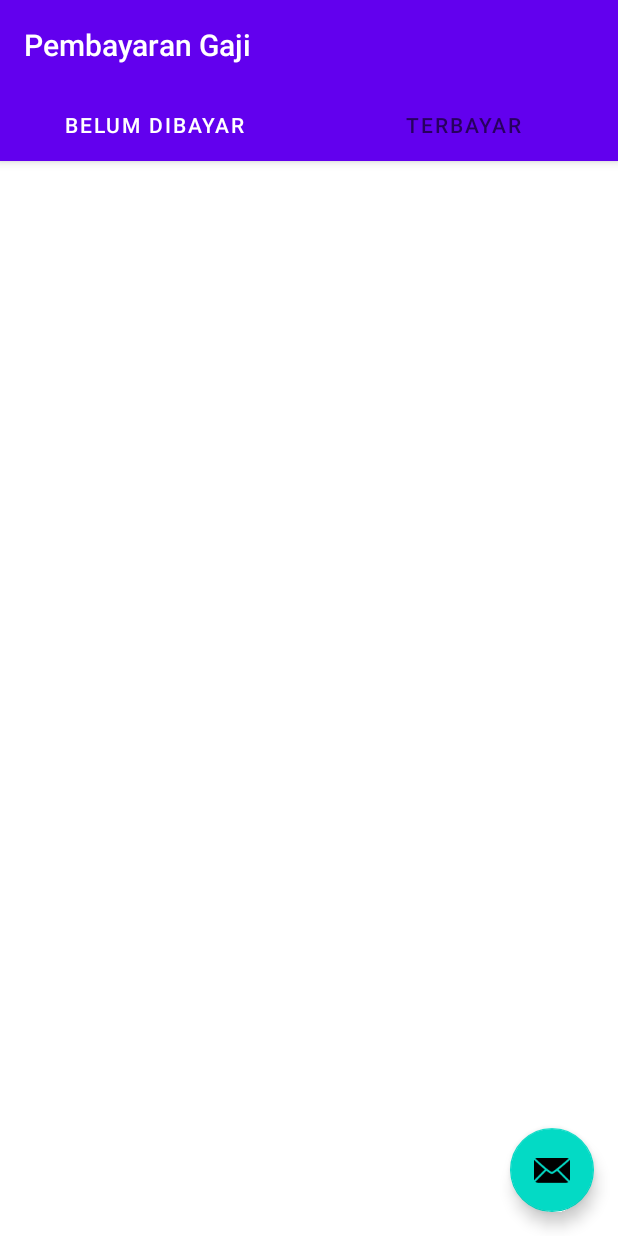
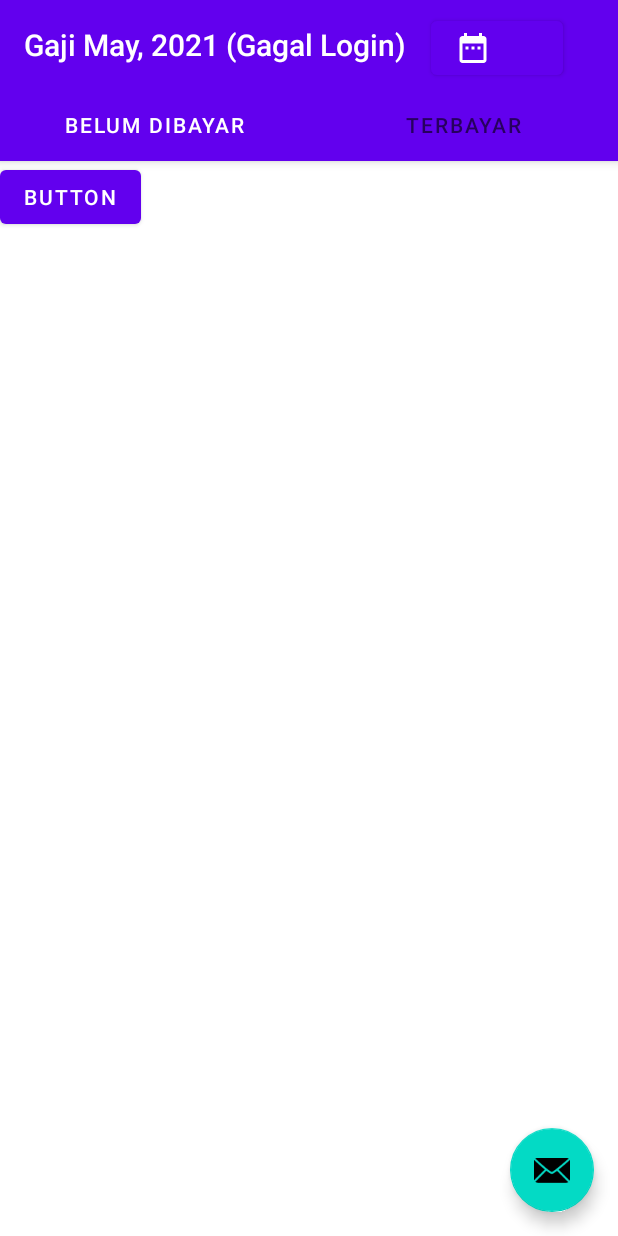
Before and after one commit to hariangr/tubes-progmob-2021, an Android app: the BayarGajiActivity screen opened directly, with no data from a screen before it, on a phone screen of 412 x 824 dp. Run offline under Robolectric (Android 15) with nearby library versions, the phone set to English and light mode, and no system bars; 1 statement that could not run was skipped.

Commit message:
login manager

```diff
--- a/app/src/main/java/id/aryad/sipasar/BayarGajiActivity.java
+++ b/app/src/main/java/id/aryad/sipasar/BayarGajiActivity.java
@@ -1,21 +1,41 @@
 package id.aryad.sipasar;
 
+import android.app.DatePickerDialog;
+import android.content.Intent;
 import android.os.Bundle;
 
 import com.google.android.material.floatingactionbutton.FloatingActionButton;
 import com.google.android.material.snackbar.Snackbar;
 import com.google.android.material.tabs.TabLayout;
 
+import androidx.appcompat.app.ActionBar;
 import androidx.viewpager.widget.ViewPager;
 import androidx.appcompat.app.AppCompatActivity;
 
+import android.view.ContextMenu;
 import android.view.Menu;
+import android.view.MenuInflater;
 import android.view.MenuItem;
 import android.view.View;
+import android.widget.Button;
+import android.widget.DatePicker;
+import android.widget.TextView;
 
+import java.text.SimpleDateFormat;
+import java.util.Calendar;
+import java.util.Date;
+import java.util.Locale;
+
+import id.aryad.sipasar.constants.IntentKey;
+import id.aryad.sipasar.repositories.AuthRepository;
 import id.aryad.sipasar.ui.main.SectionsPagerAdapter;
 
 public class BayarGajiActivity extends AppCompatActivity {
+    int selectedMonth = Calendar.getInstance().get(Calendar.MONTH);
+    int selectedYear = Calendar.getInstance().get(Calendar.YEAR);
+
+    TextView activityTitle;
+    Button btnSelectRange;
 
     @Override
     protected void onCreate(Bundle savedInstanceState) {
@@ -35,5 +55,54 @@ public class BayarGajiActivity extends AppCompatActivity {
                         .setAction("Action", null).show();
             }
         });
+
+        activityTitle = (TextView) findViewById(R.id.title);
+        updateSelectedMonth();
+
+        btnSelectRange = (Button) findViewById(R.id.btnSelectRange);
+        btnSelectRange.setOnClickListener(new View.OnClickListener() {
+            @Override
+            public void onClick(View v) {
+                DatePickerDialog dialog = createDialogWithoutDateField();
+                dialog.show();
+            }
+        });
+    }
+
+    private DatePickerDialog createDialogWithoutDateField() {
+        DatePickerDialog dpd = new DatePickerDialog(this, null, 2014, 1, 24);
+        try {
+            java.lang.reflect.Field[] datePickerDialogFields = dpd.getClass().getDeclaredFields();
+            for (java.lang.reflect.Field datePickerDialogField : datePickerDialogFields) {
+                if (datePickerDialogField.getName().equals("mDatePicker")) {
+                    datePickerDialogField.setAccessible(true);
+                    DatePicker datePicker = (DatePicker) datePickerDialogField.get(dpd);
+                    java.lang.reflect.Field[] datePickerFields = datePickerDialogField.getType().getDeclaredFields();
+                    for (java.lang.reflect.Field datePickerField : datePickerFields) {
+//                        Log.i("test", datePickerField.getName());
+                        if ("mDaySpinner".equals(datePickerField.getName())) {
+                            datePickerField.setAccessible(true);
+                            Object dayPicker = datePickerField.get(datePicker);
+                            ((View) dayPicker).setVisibility(View.GONE);
+                        }
+                    }
+                }
+            }
+        } catch (Exception ex) {
+        }
+        return dpd;
+    }
+
+    void updateSelectedMonth() {
+        String month_name = (String)android.text.format.DateFormat.format("MMMM", new Date());
+        int id_admin = getIntent().getIntExtra(IntentKey.CURRENT_ADMIN_ID, -1);
+        String username;
+        if (id_admin != -1) {
+            username = AuthRepository.getInstance().getAdminById(id_admin).getUsername();
+        } else {
+            username = "Gagal Login";
+        }
+
+        activityTitle.setText("Gaji " + month_name + ", " + String.valueOf(selectedYear) + " (" + username + ")");
     }
 }
--- a/app/src/main/java/id/aryad/sipasar/repositories/AuthRepository.java
+++ b/app/src/main/java/id/aryad/sipasar/repositories/AuthRepository.java
@@ -11,7 +11,8 @@ import id.aryad.sipasar.models.AdminRole;
 
 public class AuthRepository {
     private ArrayList<Admin> adminDatasets = new ArrayList(Arrays.asList(
-            new Admin(0, 0, "hariangr", "password", AdminRole.ADMIN, 1)
+            new Admin(0, 0, "hariangr", "password", AdminRole.ADMIN, 1),
+            new Admin(1, 0, "something", "password", AdminRole.MANAGER, 1)
     ));
 
     public Admin login(String username, String password) {
--- a/app/src/main/java/id/aryad/sipasar/ui/main/PlaceholderFragment.java
+++ b/app/src/main/java/id/aryad/sipasar/ui/main/PlaceholderFragment.java
@@ -1,9 +1,12 @@
 package id.aryad.sipasar.ui.main;
 
+import android.app.DatePickerDialog;
 import android.os.Bundle;
 import android.view.LayoutInflater;
 import android.view.View;
 import android.view.ViewGroup;
+import android.widget.Button;
+import android.widget.DatePicker;
 import android.widget.TextView;
 
 import androidx.annotation.Nullable;
@@ -23,6 +26,8 @@ public class PlaceholderFragment extends Fragment {
 
     private PageViewModel pageViewModel;
 
+    Button entahBtn;
+
     public static PlaceholderFragment newInstance(int index) {
         PlaceholderFragment fragment = new PlaceholderFragment();
         Bundle bundle = new Bundle();
@@ -40,6 +45,7 @@ public class PlaceholderFragment extends Fragment {
             index = getArguments().getInt(ARG_SECTION_NUMBER);
         }
         pageViewModel.setIndex(index);
+
     }
 
     @Override
@@ -54,6 +60,8 @@ public class PlaceholderFragment extends Fragment {
                 textView.setText(s);
             }
         });
+
+
         return root;
     }
 }
--- a/app/src/main/java/id/aryad/sipasar/ui/main/SectionsPagerAdapter.java
+++ b/app/src/main/java/id/aryad/sipasar/ui/main/SectionsPagerAdapter.java
@@ -15,8 +15,6 @@ import id.aryad.sipasar.R;
  * one of the sections/tabs/pages.
  */
 public class SectionsPagerAdapter extends FragmentPagerAdapter {
-
-    @StringRes
     private static final String[] TAB_TITLES = new String[]{"Belum Dibayar", "Terbayar"};
     private final Context mContext;
 
@@ -41,6 +39,6 @@ public class SectionsPagerAdapter extends FragmentPagerAdapter {
     @Override
     public int getCount() {
         // Show 2 total pages.
-        return 2;
+        return TAB_TITLES.length;
     }
 }
--- /dev/null
+++ b/app/src/main/res/drawable/ic_baseline_date_range_24.xml
@@ -0,0 +1,10 @@
+<vector xmlns:android="http://schemas.android.com/apk/res/android"
+    android:width="24dp"
+    android:height="24dp"
+    android:viewportWidth="24"
+    android:viewportHeight="24"
+    android:tint="?attr/colorControlNormal">
+  <path
+      android:fillColor="@android:color/white"
+      android:pathData="M9,11L7,11v2h2v-2zM13,11h-2v2h2v-2zM17,11h-2v2h2v-2zM19,4h-1L18,2h-2v2L8,4L8,2L6,2v2L5,4c-1.11,0 -1.99,0.9 -1.99,2L3,20c0,1.1 0.89,2 2,2h14c1.1,0 2,-0.9 2,-2L21,6c0,-1.1 -0.9,-2 -2,-2zM19,20L5,20L5,9h14v11z"/>
+</vector>
--- a/app/src/main/res/layout/activity_bayar_gaji.xml
+++ b/app/src/main/res/layout/activity_bayar_gaji.xml
@@ -7,9 +7,14 @@
     tools:context=".BayarGajiActivity">
 
     <com.google.android.material.appbar.AppBarLayout
+        android:id="@+id/toolbar"
         android:layout_width="match_parent"
         android:layout_height="wrap_content"
         android:theme="@style/Theme.PembayaranGaji.AppBarOverlay">
+
+        <LinearLayout
+            android:layout_width="match_parent"
+            android:layout_height="wrap_content">
 
             <TextView
                 android:id="@+id/title"
@@ -20,6 +25,13 @@
                 android:padding="@dimen/appbar_padding"
                 android:text="@string/app_name"
                 android:textAppearance="@style/TextAppearance.Widget.AppCompat.Toolbar.Title" />
+
+            <Button
+                android:id="@+id/btnSelectRange"
+                android:layout_width="wrap_content"
+                android:layout_height="wrap_content"
+                app:icon="@drawable/ic_baseline_date_range_24" />
+        </LinearLayout>
 
         <com.google.android.material.tabs.TabLayout
             android:id="@+id/tabs"
--- a/app/src/main/res/layout/fragment_bayar_gaji.xml
+++ b/app/src/main/res/layout/fragment_bayar_gaji.xml
@@ -20,4 +20,12 @@
         tools:layout_constraintLeft_creator="1"
         tools:layout_constraintTop_creator="1" />
 
+    <Button
+        android:id="@+id/entahBtn"
+        android:layout_width="wrap_content"
+        android:layout_height="wrap_content"
+        android:text="Button"
+        tools:layout_editor_absoluteX="74dp"
+        tools:layout_editor_absoluteY="280dp" />
+
 </androidx.constraintlayout.widget.ConstraintLayout>
```
Also changed, not shown: app/src/main/java/id/aryad/sipasar/LoginActivity.java (+7 -0 lines), app/src/main/res/menu/bayar_gaji_cmenu.xml (added, +8 -0 lines). Lines whose indentation alone changed are shown as unchanged.
